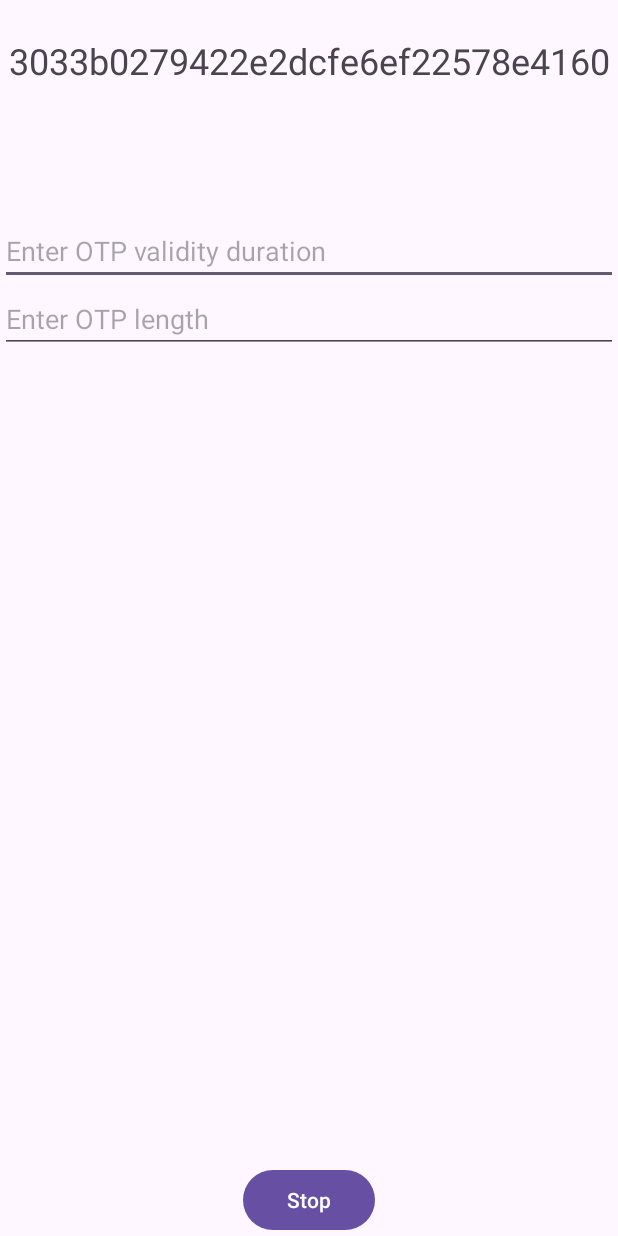
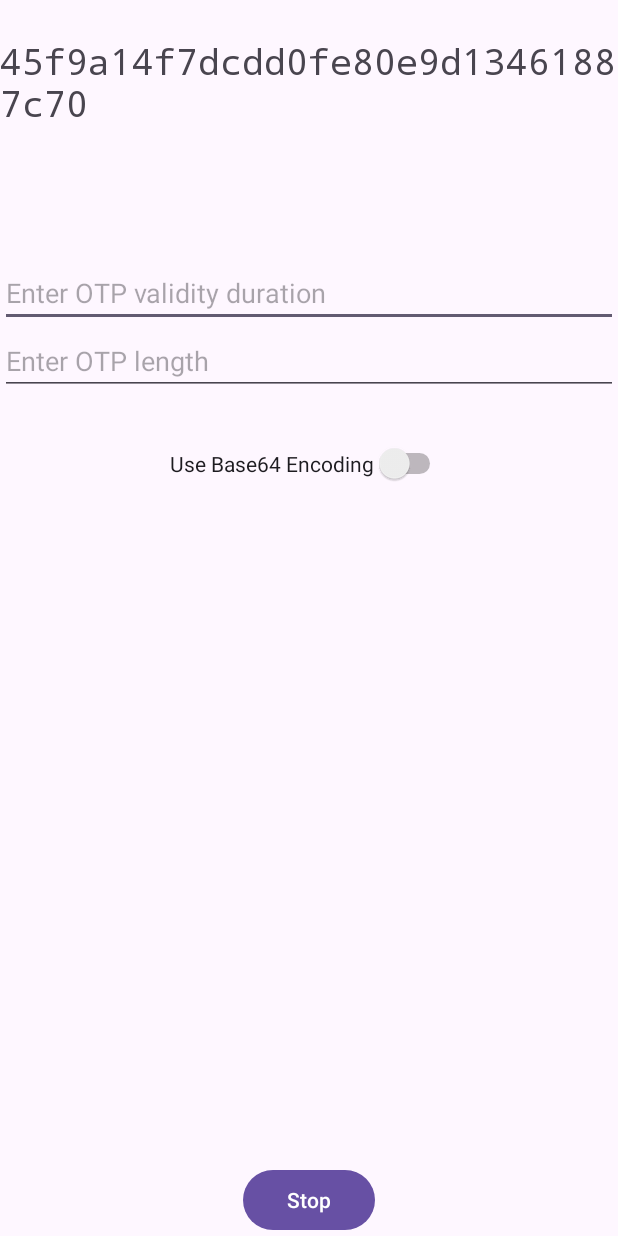
Before and after one commit to alheijn/OneTimePasswordGenerator, an Android app: the screen it shows after launch (MainActivity), after a tap on "Start", on a phone screen of 412 x 824 dp. Run offline under Robolectric (Android 15) with nearby library versions, the phone set to English and light mode, and no system bars.

Commit message:
toggle for base64 vs hex encoding

```diff
--- a/app/src/main/java/net/G03/otpgenerator/MainActivity.java
+++ b/app/src/main/java/net/G03/otpgenerator/MainActivity.java
@@ -1,9 +1,11 @@
 package net.G03.otpgenerator;
 
 import android.os.Bundle;
+import android.util.Base64;
 import android.view.View;
 import android.widget.Button;
 import android.widget.EditText;
+import android.widget.Switch;
 import android.widget.TextView;
 
 import androidx.appcompat.app.AppCompatActivity;
@@ -24,6 +26,8 @@ public class MainActivity extends AppCompatActivity {
     private EditText otpLengthEditText;
     private Button startStopButton;
     private Generator countdown;
+    private Switch encodingSwitch; // Add this line
+
 
     @Override
     protected void onCreate(Bundle savedInstanceState) {
@@ -35,6 +39,7 @@ public class MainActivity extends AppCompatActivity {
         otpValidityEditText = findViewById(R.id.otpValidityEditText);
         otpLengthEditText = findViewById(R.id.otpLengthEditText);
         startStopButton = findViewById(R.id.startStopButton);
+        encodingSwitch = findViewById(R.id.encodingSwitch); // Add this line
 
         // Set an OnClickListener for the start/stop button
         startStopButton.setOnClickListener(v -> {
@@ -116,20 +121,28 @@ public class MainActivity extends AppCompatActivity {
         private String generateOTP() {
             long now = System.currentTimeMillis() / 1000;
             // Create a ByteBuffer to store the OTP data
-            ByteBuffer otpData = ByteBuffer.allocate(otpLength + 3);
+            ByteBuffer otpData = ByteBuffer.allocate(otpLength + 9);
             // Add the UID and the current time to the OTP data
             otpData.put((byte) uid);
             otpData.putLong(now);
             // Add the OTP length to the OTP data
-            byte[] otpBytes = Arrays.copyOfRange(otpData.array(), 0, otpLength + 3);
+            byte[] otpBytes = Arrays.copyOfRange(otpData.array(), 0, otpLength + 9); // Adjust the range
             try {
-                // Encrypt the OTP data and convert it to a hex string
                 byte[] encrypted = aes.doFinal(otpBytes);
-                StringBuilder hexString = new StringBuilder();
-                for (byte b : encrypted) {
-                    hexString.append(Integer.toHexString(0xFF & b));
+                if (encodingSwitch.isChecked()) {
+                    // Use Base64 encoding
+                    String base64Otp = Base64.encodeToString(encrypted, Base64.DEFAULT);
+                    return base64Otp;
+                } else {
+                    // Use hexadecimal encoding
+                    StringBuilder hexString = new StringBuilder();
+                    for (byte b : encrypted) {
+                        hexString.append(Integer.toHexString(0xFF & b));
+                    }
+                    return hexString.toString();
                 }
-                return hexString.toString();
+
+                // TODO: Implement Base58 encoding istead of Base64
             } catch (Exception e) {
                 e.printStackTrace();
             }
--- a/app/src/main/res/layout/activity_main.xml
+++ b/app/src/main/res/layout/activity_main.xml
@@ -12,6 +12,7 @@
         android:layout_width="wrap_content"
         android:layout_height="wrap_content"
         android:text="OTP"
+        android:fontFamily="monospace"
         android:textSize="24sp"
         android:layout_marginTop="24dp"
         app:layout_constraintTop_toTopOf="parent"
@@ -38,6 +39,17 @@
         app:layout_constraintLeft_toLeftOf="parent"
         app:layout_constraintRight_toRightOf="parent" />
 
+    <Switch
+        android:id="@+id/encodingSwitch"
+        android:layout_width="wrap_content"
+        android:layout_height="wrap_content"
+        android:layout_marginTop="32dp"
+        android:text="Use Base64 Encoding"
+        app:layout_constraintHorizontal_bias="0.497"
+        app:layout_constraintLeft_toLeftOf="parent"
+        app:layout_constraintRight_toRightOf="parent"
+        app:layout_constraintTop_toBottomOf="@id/otpLengthEditText" />
+
     <Button
         android:id="@+id/startStopButton"
         android:layout_width="wrap_content"
```
